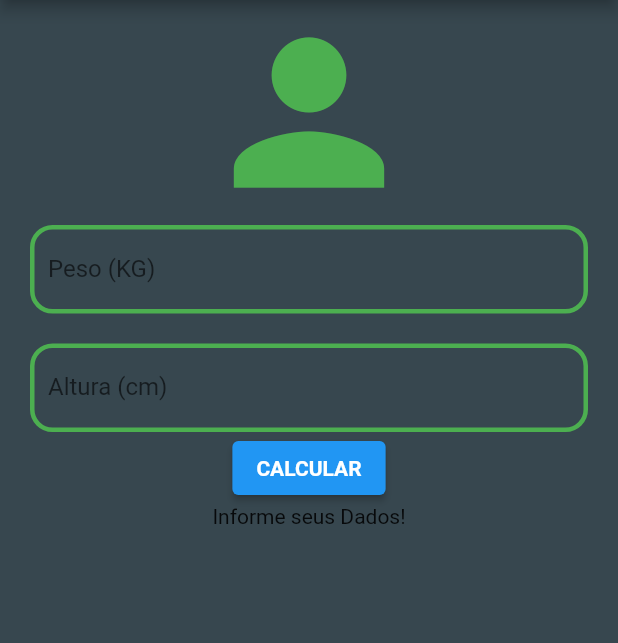
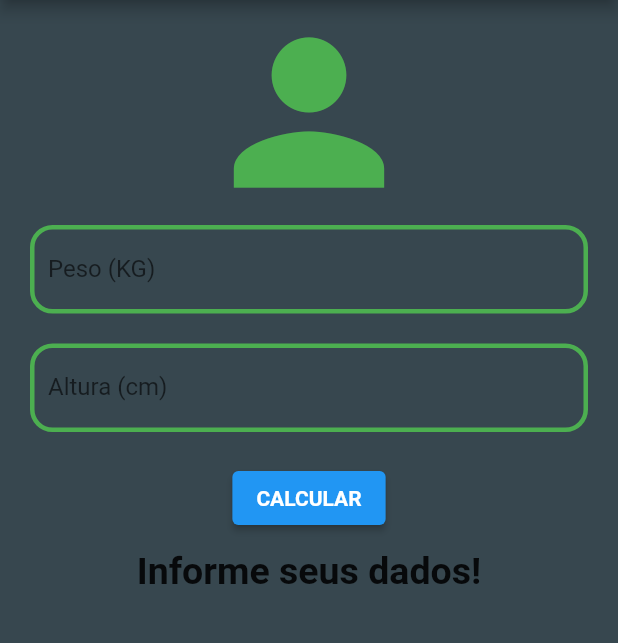
Before and after one commit to matheusPascoal/calculadora_imc, a Flutter app: the screen it shows after launch, after a tap on "CALCULAR", on a phone screen of 412 x 824 dp, the part 84-727 px from its top. Run offline on Flutter 3.47's test engine with Material 2 defaults, Android fonts, the phone set to English and light mode, and no system bars.

Commit message:
Adicionado calculo

```diff
--- a/lib/page/calculoImc.dart
+++ b/lib/page/calculoImc.dart
@@ -10,21 +10,36 @@ class CalculoImc extends StatefulWidget {
 class _CalculoImcState extends State<CalculoImc> {
   TextEditingController pesoController = TextEditingController();
   TextEditingController alturaController = TextEditingController();
-  String _informativo = 'Informe seus dados!';
+  String _infoText = 'Informe seus dados!';
   _resetButton() {
     pesoController.text = '';
     alturaController.text = '';
-    var _informativo;
+    setState(() {
+      var _infoText = 'Informe seus dados!';
+    });
   }
 
-  peso() {
-    pesoController.text;
-
-    if (18.5 >= 24.9) {
-      print('Normal');
-    } else if (25 >= 29.9) {
-      print('Sobre peso');
+  _calculo() {
+    setState(() {
+      // parse transforma o valor
+      var peso = double.parse(pesoController.text);
+      double altura = double.parse(alturaController.text) / 100;
+      var imc = peso / (altura * altura);
+      print(imc);
+      if (imc < 18.6) {
+        _infoText = "Abaixo do Peso (${imc.toStringAsPrecision(4)})";
+      } else if (imc >= 18.6 && imc < 24.9) {
+        _infoText = "Peso Ideal (${imc.toStringAsPrecision(4)})";
+      } else if (imc >= 24.9 && imc < 29.9) {
+        _infoText = "Levemente Acima do Peso (${imc.toStringAsPrecision(4)})";
+      } else if (imc >= 29.9 && imc < 34.9) {
+        _infoText = "Obesidade Grau I (${imc.toStringAsPrecision(4)})";
+      } else if (imc >= 34.9 && imc < 39.9) {
+        _infoText = "Obesidade Grau II (${imc.toStringAsPrecision(4)})";
+      } else if (imc >= 40) {
+        _infoText = "Obesidade Grau III (${imc.toStringAsPrecision(4)})";
       }
+    });
   }
 
   @override
@@ -47,7 +62,13 @@ class _CalculoImcState extends State<CalculoImc> {
               icon: Icon(Icons.refresh, color: Colors.green, size: 40)),
         ),
         backgroundColor: Colors.blueGrey[800],
-        body: Column(
+        body: Stack(
+          children: [
+            // Image.network(
+            //     'https://www.google.com/url?sa=i&url=https%3A%2F%2Fdepositphotos.com%2F127841984%2Fstock-photo-fitness-or-bodybuilding-background-old.html&psig=AOvVaw2EUADxYFOKuCIzxTwZXt2l&ust=1649574490939000&source=images&cd=vfe&ved=0CAoQjRxqFwoTCNj4xIS2hvcCFQAAAAAdAAAAABAY',
+            //     fit: BoxFit.cover,
+            //     width: 1000),
+            Column(
               children: [
                 Center(
                   child: Icon(
@@ -68,8 +89,8 @@ class _CalculoImcState extends State<CalculoImc> {
                           borderRadius: BorderRadius.circular(15),
                         ),
                         focusedBorder: OutlineInputBorder(
-                      borderSide:
-                          const BorderSide(width: 3, color: Colors.greenAccent),
+                          borderSide: const BorderSide(
+                              width: 3, color: Colors.greenAccent),
                           borderRadius: BorderRadius.circular(15),
                         )),
                   ),
@@ -82,27 +103,43 @@ class _CalculoImcState extends State<CalculoImc> {
                     decoration: InputDecoration(
                       labelText: 'Altura (cm)',
                       enabledBorder: OutlineInputBorder(
-                    borderSide: const BorderSide(width: 3, color: Colors.green),
+                        borderSide:
+                            const BorderSide(width: 3, color: Colors.green),
                         borderRadius: BorderRadius.circular(15),
                       ),
                       focusedBorder: OutlineInputBorder(
-                    borderSide:
-                        const BorderSide(width: 3, color: Colors.greenAccent),
+                        borderSide: const BorderSide(
+                            width: 3, color: Colors.greenAccent),
                         borderRadius: BorderRadius.circular(15),
                       ),
                     ),
                   ),
                 ),
+                SizedBox(
+                  height: 20,
+                ),
                 ElevatedButton(
-              onPressed: () {
-                setState(() {});
-              },
+                  onPressed: _calculo,
                   child: Text(
                     'CALCULAR',
                     style: TextStyle(fontWeight: FontWeight.bold),
                   ),
                 ),
-            Text('Informe seus Dados!')
+                SizedBox(
+                  height: 10,
+                ),
+                Center(
+                  child: Text(
+                    _infoText,
+                    textAlign: TextAlign.center,
+                    style: TextStyle(
+                        textBaseline: TextBaseline.alphabetic,
+                        fontWeight: FontWeight.bold,
+                        fontSize: 25),
+                  ),
+                )
+              ],
+            ),
           ],
         ));
   }
--- a/pubspec.yaml
+++ b/pubspec.yaml
@@ -55,9 +55,6 @@ flutter:
   uses-material-design: true
 
   # To add assets to your application, add an assets section, like this:
-  # assets:
-  #   - images/a_dot_burr.jpeg
-  #   - images/a_dot_ham.jpeg
 
   # An image asset can refer to one or more resolution-specific "variants", see
   # https://flutter.dev/assets-and-images/#resolution-aware.
```
Lines whose indentation alone changed are shown as unchanged.
